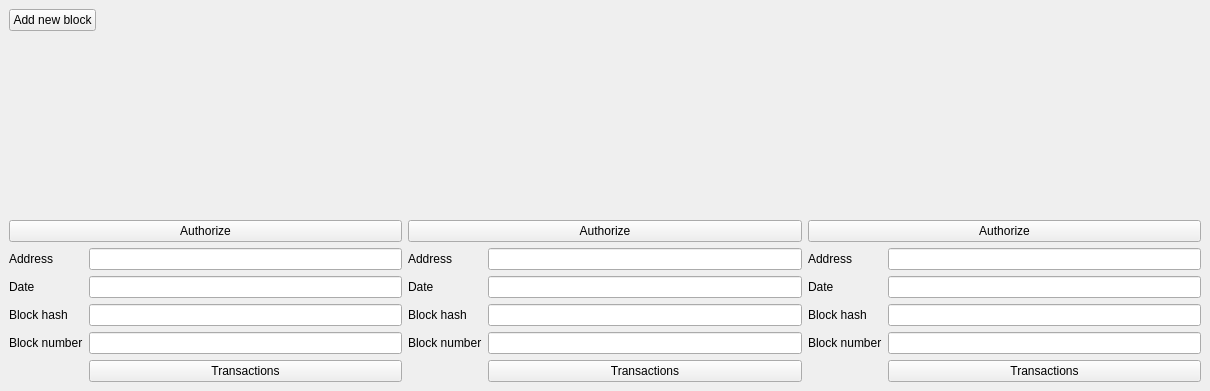
First picture: the form in mainwindow.ui, repository krakenaut9/BlockChain, before the edit; both pictures show x 0 to 1210 and y 0 to 391 of the 1210 by 623 pixel window.
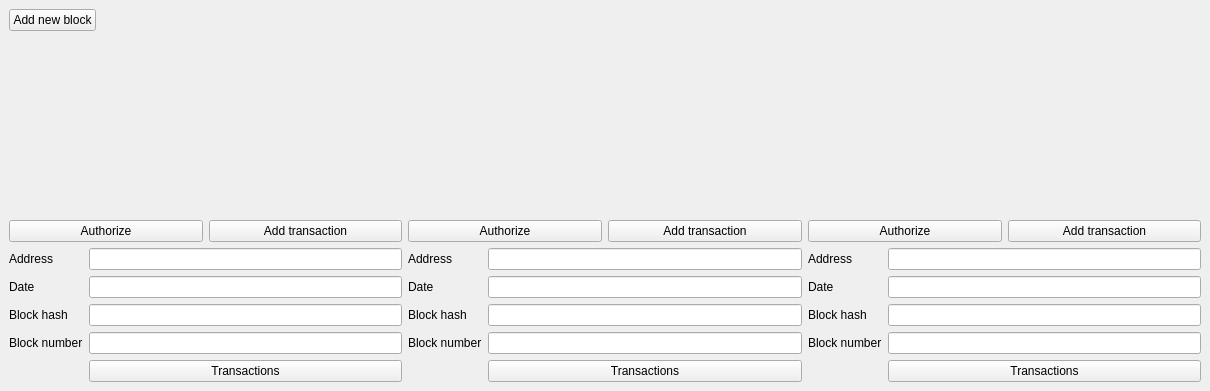
Second picture: the form after the edit.

Commit message: Implemented transactions window. Added add transactions button. Bug fix

What changed in the file:
```diff
--- a/mainwindow.ui
+++ b/mainwindow.ui
@@ -57,6 +57,8 @@
       <item>
        <layout class="QVBoxLayout" name="verticalLayout_4">
         <item>
+         <layout class="QHBoxLayout" name="horizontalLayout_4">
+          <item>
          <widget class="QPushButton" name="authorizeBlockPushButton1">
           <property name="text">
            <string>Authorize</string>
@@ -64,6 +66,15 @@
          </widget>
         </item>
         <item>
+           <widget class="QPushButton" name="addTransactionPushButton1">
+            <property name="text">
+             <string>Add transaction</string>
+            </property>
+           </widget>
+          </item>
+         </layout>
+        </item>
+        <item>
          <layout class="QFormLayout" name="formLayout_3">
           <item row="0" column="0">
            <widget class="QLabel" name="addressLabel1">
@@ -119,6 +130,8 @@
       <item>
        <layout class="QVBoxLayout" name="verticalLayout_3">
         <item>
+         <layout class="QHBoxLayout" name="horizontalLayout_5">
+          <item>
          <widget class="QPushButton" name="authorizeBlockPushButton2">
           <property name="text">
            <string>Authorize</string>
@@ -126,6 +139,15 @@
          </widget>
         </item>
         <item>
+           <widget class="QPushButton" name="addTransactionPushButton2">
+            <property name="text">
+             <string>Add transaction</string>
+            </property>
+           </widget>
+          </item>
+         </layout>
+        </item>
+        <item>
          <layout class="QFormLayout" name="formLayout_4">
           <item row="0" column="0">
            <widget class="QLabel" name="addressLabel2">
@@ -181,11 +203,22 @@
       <item>
        <layout class="QVBoxLayout" name="verticalLayout_2">
         <item>
+         <layout class="QHBoxLayout" name="horizontalLayout_6">
+          <item>
          <widget class="QPushButton" name="authorizeBlockPushButton3">
           <property name="text">
            <string>Authorize</string>
           </property>
          </widget>
+          </item>
+          <item>
+           <widget class="QPushButton" name="addTransactionPushButton3">
+            <property name="text">
+             <string>Add transaction</string>
+            </property>
+           </widget>
+          </item>
+         </layout>
         </item>
         <item>
          <layout class="QFormLayout" name="formLayout_2">
```
Lines whose indentation alone changed are shown as unchanged. The commit also changes 3 other files.
